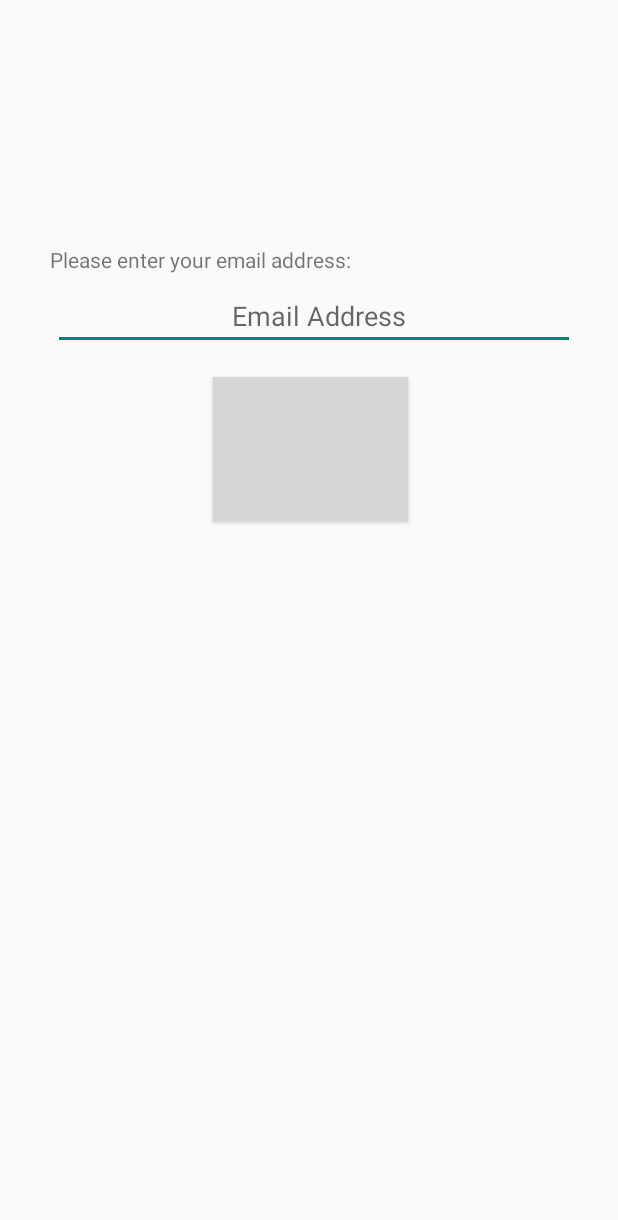
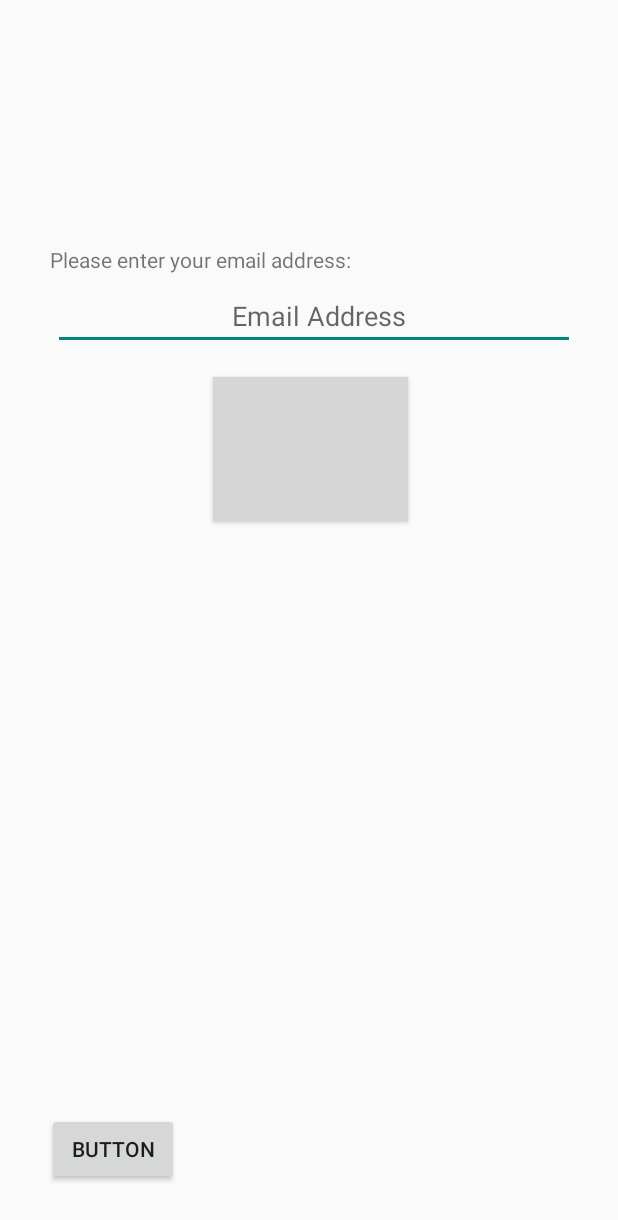
Before and after one commit to paolo123600/capstone, an Android app: the layout forgot_page.xml on its own in the app's theme, with its tools: preview values and no code run, on a phone screen of 412 x 824 dp. Shown: the top 1220 px of the screen. Run offline under Robolectric (Android 15) with nearby library versions, the phone set to English and light mode, and no system bars; grey boxes are pictures that could not be loaded.

Commit message:
First Commit

```diff
--- a/app/src/main/res/layout/forgot_page.xml
+++ b/app/src/main/res/layout/forgot_page.xml
@@ -57,4 +57,16 @@
         app:layout_constraintStart_toStartOf="parent"
         tools:layout_editor_absoluteY="321dp" />
 
+    <Button
+        android:id="@+id/button2"
+        android:layout_width="wrap_content"
+        android:layout_height="wrap_content"
+        android:layout_alignParentStart="true"
+        android:layout_alignParentLeft="true"
+        android:layout_alignParentBottom="true"
+        android:layout_marginStart="31dp"
+        android:layout_marginLeft="31dp"
+        android:layout_marginBottom="34dp"
+        android:text="Button" />
+
 </RelativeLayout>
```
